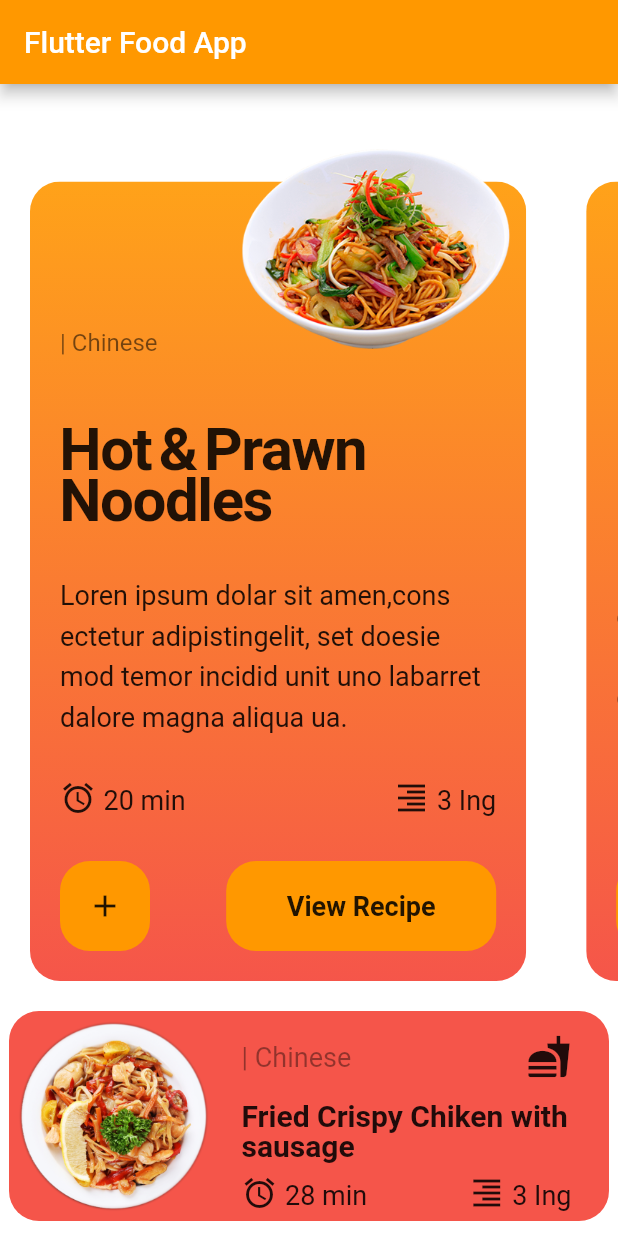
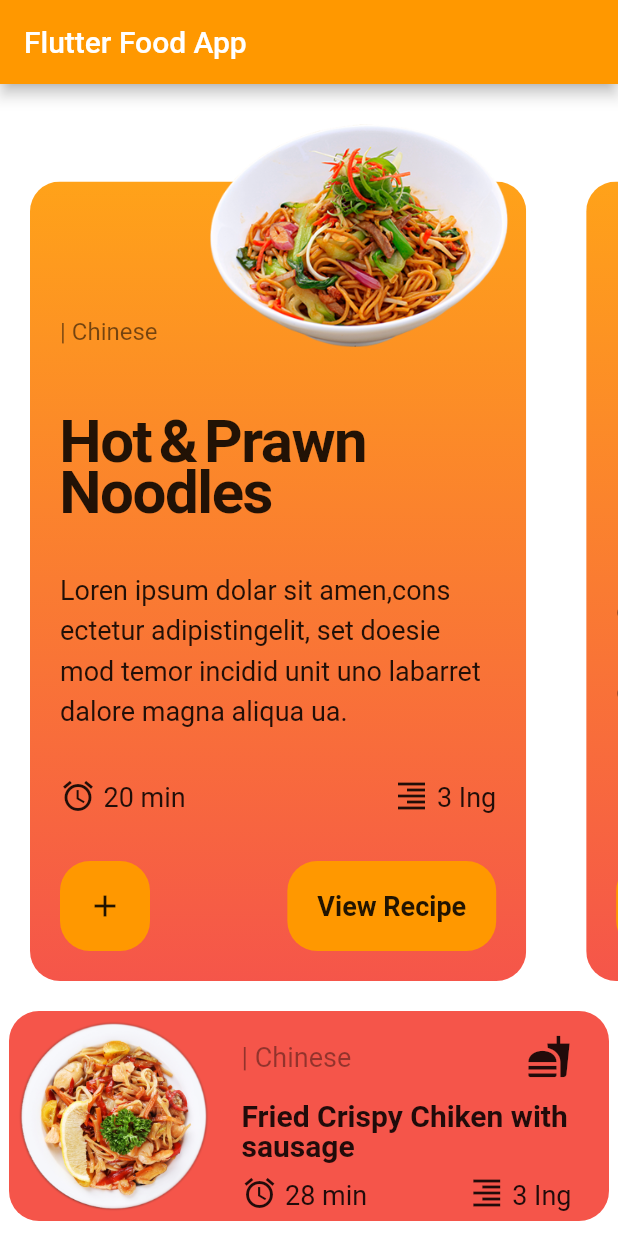
Before and after one commit to irizzka/flutter_app_v, a Flutter app: the screen it shows after launch, on a phone screen of 412 x 824 dp. Run offline on Flutter 3.47's test engine with Material 2 defaults, Android fonts, the phone set to English and light mode, and no system bars.

Commit message:
responsive test page

```diff
--- a/lib/pages/MyHomePage.dart
+++ b/lib/pages/MyHomePage.dart
@@ -1,5 +1,6 @@
 import 'package:flutter/material.dart';
 import 'package:flutter_app_v/models/Dish.dart';
+import 'package:flutter_app_v/pages/TestLayoutBuilder.dart';
 import 'package:flutter_app_v/widgets/AboutDesc.dart';
 import 'package:flutter_app_v/widgets/MainItem.dart';
 
@@ -67,7 +68,11 @@ class _MyHomePageState extends State<MyHomePage> {
             itemCount: _stabList.length,
             scrollDirection:Axis.horizontal,),
           ),
-          Container(
+          GestureDetector(
+            onTap: () {
+             Navigator.push(context, MaterialPageRoute(builder: (context) => TestLayoutBuilder(_stabList[0])));
+            },
+            child: Container(
               decoration: BoxDecoration(
                 borderRadius: BorderRadius.circular(20),
                 color: Colors.red.withOpacity(0.9),
@@ -129,6 +134,7 @@ class _MyHomePageState extends State<MyHomePage> {
                 ),
               ),
             ),
+          ),
         ],
       ),
     );
--- a/lib/widgets/MainItem.dart
+++ b/lib/widgets/MainItem.dart
@@ -4,10 +4,10 @@ import 'package:flutter_app_v/widgets/AboutDesc.dart';
 import 'package:flutter_app_v/widgets/ItemBtn.dart';
 
 class MainItem extends StatelessWidget {
-
   final Dish dish;
   final Function addDish;
   final Function viewRecipe;
+
   const MainItem({
     @required this.dish,
     @required this.addDish,
@@ -17,6 +17,8 @@ class MainItem extends StatelessWidget {
 
   @override
   Widget build(BuildContext context) {
+    return LayoutBuilder(
+      builder: (context, constrains) {
         return Container(
           color: Colors.white,
           //  padding: EdgeInsets.only(top: 40),
@@ -31,30 +33,33 @@ class MainItem extends StatelessWidget {
                   child: Container(
                     padding: EdgeInsets.all(20),
                     decoration: BoxDecoration(
-                    gradient: new LinearGradient(colors: [
+                        gradient: new LinearGradient(
+                            colors: [
                           Colors.red.withOpacity(0.9),
                           Colors.orange.withOpacity(0.9),
-                    ], begin: Alignment.bottomCenter, end: Alignment.topCenter)),
+                        ],
+                            begin: Alignment.bottomCenter,
+                            end: Alignment.topCenter)),
                     child: Center(
                       child: Column(
                         mainAxisAlignment: MainAxisAlignment.spaceBetween,
                         crossAxisAlignment: CrossAxisAlignment.start,
                         children: <Widget>[
                           SizedBox(
-                        height: 70,
+                            //  height: 70,
+                            height: constrains.maxHeight * 0.1,
                           ),
                           Padding(
                             padding: EdgeInsets.only(bottom: 20.0),
                             child: Text(
-                          '| ${dish.country}', style: Theme.of(context).textTheme.caption,
+                              '| ${dish.country}',
+                              style: Theme.of(context).textTheme.caption,
                             ),
                           ),
                           Padding(
                             padding: EdgeInsets.symmetric(vertical: 20),
-                        child: Text(
-                            dish.title,
-                            style: Theme.of(context).textTheme.title
-                        ),
+                            child: Text(dish.title,
+                                style: Theme.of(context).textTheme.title),
                           ),
                           Text(
                             dish.description,
@@ -65,23 +70,38 @@ class MainItem extends StatelessWidget {
                             child: Row(
                               mainAxisAlignment: MainAxisAlignment.spaceBetween,
                               children: <Widget>[
-                            AboutDesc(child: Icon(Icons.alarm), text: '${dish.timeForPrepear} min',),
-                            AboutDesc(child: Icon(Icons.format_align_right), text: '${dish.ingredients.length} Ing',),
+                                AboutDesc(
+                                  child: Icon(Icons.alarm),
+                                  text: '${dish.timeForPrepear} min',
+                                ),
+                                AboutDesc(
+                                  child: Icon(Icons.format_align_right),
+                                  text: '${dish.ingredients.length} Ing',
+                                ),
                               ],
                             ),
                           ),
                           Row(
                             mainAxisAlignment: MainAxisAlignment.spaceBetween,
                             children: <Widget>[
-                          ItemBtn(height: 60, width: 60, child: Icon(Icons.add), addDishF: addDish, dishTitle: dish.title,),
+                              ItemBtn(
+                                height: 60,
+                                width: 60,
+                                child: Icon(Icons.add),
+                                addDishF: addDish,
+                                dishTitle: dish.title,
+                              ),
                               ItemBtn(
                                 dishTitle: dish.title,
                                 addDishF: viewRecipe,
                                 height: 60,
-                            width: 180,
+                              //  width: 180,
+                                child: Padding(
+                                  padding: EdgeInsets.symmetric(horizontal: 20),
                                   child: Text(
                                     'View Recipe',
                                     style: Theme.of(context).textTheme.display1,
+                                  ),
                                 ),
                               ),
                             ],
@@ -93,12 +113,16 @@ class MainItem extends StatelessWidget {
                 ),
               ),
               Container(
-            width: 200,
-            height: 200,
+                //  width: 200,
+                //  height: 200,
+                width: constrains.maxWidth * 0.6,
+                height: constrains.maxHeight * 0.30,
                 child: Image.asset(dish.imageUrl),
               ),
             ],
           ),
         );
+      },
+    );
   }
 }
```
Also changed, not shown: lib/pages/TestLayoutBuilder.dart (added, +111 -0 lines). Lines whose indentation alone changed are shown as unchanged.
